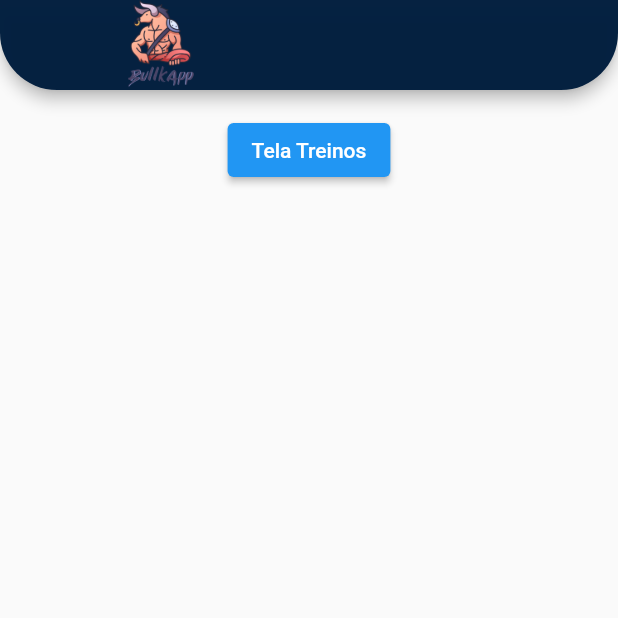
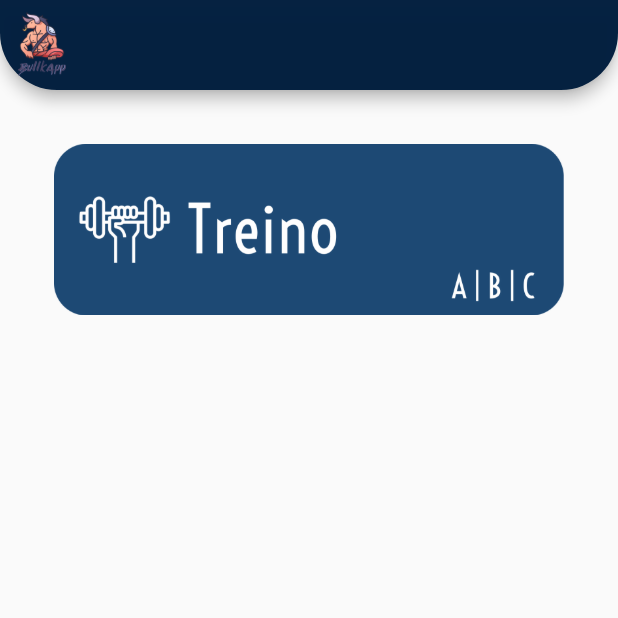
Before and after one commit to LeooaLMEIDA/ProjetoIntegrador, a Flutter app: the screen it shows after launch, after a tap on "Confirmar", on a phone screen of 412 x 824 dp, the top half of it. Run offline on Flutter 3.47's test engine with Material 2 defaults, Android fonts, the phone set to English and light mode, and no system bars.

Commit message:
Alterações nas Telas

```diff
--- a/bullkapp-front/lib/components.dart
+++ b/bullkapp-front/lib/components.dart
@@ -24,11 +24,10 @@ class CampoChar extends StatelessWidget {
             borderRadius: BorderRadius.all(Radius.circular(20)),
           ),
           suffixIcon: icon != null ? Icon(icon) : null,
-          labelStyle: TextStyle(
-            fontSize: 20,
-            color: Color.fromARGB(249, 255, 255, 255),
+          hintStyle: TextStyle(
+            color: Color.fromARGB(255, 255, 255, 255),
           ),
-          labelText: rotulo,
+          //labelText: rotulo,
           hintText: dica,
         ),
         keyboardType: TextInputType.text,
@@ -47,9 +46,10 @@ class CampoPassword extends StatelessWidget {
   @override
   Widget build(BuildContext context) {
     return Padding(
-      padding: const EdgeInsets.all(8.0),
+      padding: const EdgeInsets.all(16.0),
       child: TextField(
         style: TextStyle(
+
           fontSize: 24.0,
         ),
         decoration: InputDecoration(
@@ -61,11 +61,10 @@ class CampoPassword extends StatelessWidget {
             ),
           ),
           suffixIcon: icon != null ? Icon(icon) : null,
-          labelStyle: TextStyle(
-            fontSize: 20,
-            color: Color.fromARGB(249, 255, 255, 255),
+          hintStyle: TextStyle(
+            color: Color.fromARGB(255, 255, 255, 255),
           ),
-          labelText: rotulo,
+          //labelText: rotulo,
           hintText: dica,
         ),
         keyboardType: TextInputType.visiblePassword,
--- a/bullkapp-front/lib/home.dart
+++ b/bullkapp-front/lib/home.dart
@@ -1,4 +1,4 @@
-// ignore_for_file: avoid_unnecessary_containers, prefer_const_constructors
+// ignore_for_file: avoid_unnecessary_containers, prefer_const_constructors, prefer_const_literals_to_create_immutables
 
 import 'package:bullkapp/theme/bullkTheme.dart';
 import 'package:flutter/material.dart';
@@ -26,14 +26,10 @@ class TelaHome extends StatelessWidget {
   Widget build(BuildContext context) {
     return Scaffold(
       appBar: AppBar(
-        actions: [
-          Image.asset(
-            'images/Logo2.png',
-            width: 45,
-            height: 45,
-            alignment: AlignmentDirectional(-700,0),
-          ),
-        ],
+        leading: Padding(
+          padding: const EdgeInsets.all(8.0),
+          child: Image.asset('images/Logo2.png'),
+        ),
         toolbarHeight: 60,
         shape: const RoundedRectangleBorder(
           borderRadius: BorderRadius.only(
@@ -48,13 +44,30 @@ class TelaHome extends StatelessWidget {
         //color: Colors.cyan,
         child: Column(
           children: [
-            ElevatedButton(
-              onPressed: () {
-                Navigator.push(context, MaterialPageRoute(builder: (context) {
-                  return Treinos();
-                }));
-              },
-              child: Text("Tela Treinos"),
+            Padding(
+              padding: const EdgeInsets.only(top: 10),
+              child: Row(
+                mainAxisSize: MainAxisSize.max,
+                mainAxisAlignment: MainAxisAlignment.center,
+                children: [
+                  Padding(
+                    padding: const EdgeInsets.all(10.0),
+                    child: GestureDetector(
+                      child: Image.asset("images/Treino.png", width: 340),
+                      onTap: () {
+                        Navigator.push(
+                          context,
+                          MaterialPageRoute(
+                            builder: (context) {
+                              return Treinos();
+                            },
+                          ),
+                        );
+                      },
+                    ),
+                  ),
+                ],
+              ),
             ),
           ],
         ),
--- a/bullkapp-front/lib/login.dart
+++ b/bullkapp-front/lib/login.dart
@@ -44,12 +44,12 @@ class _LoginState extends State<Login> {
                 child: Column(
                   children: [
                     CampoChar(
-                        dica: "bullkapp@bullkapp.com.br",
-                        rotulo: "E-mail",
+                        dica: "E-mail",
+                        rotulo: "",
                         icon: Icons.account_circle),
                     CampoPassword(
                       dica: "Senha",
-                      rotulo: "Senha",
+                      rotulo: "",
                       icon: Icons.password,
                     ),
                     ElevatedButton(
```
Also changed, not shown: bullkapp-front/lib/Treinos.dart (+42 -17 lines), bullkapp-front/lib/listaTreinos.dart (added, +30 -0 lines), bullkapp-front/images/Logo_3.png (added), bullkapp-front/images/Treino.png (added), bullkapp-front/images/TreinoA.png (added), bullkapp-front/images/TreinoB.png (added), bullkapp-front/images/TreinoC.png (added).
